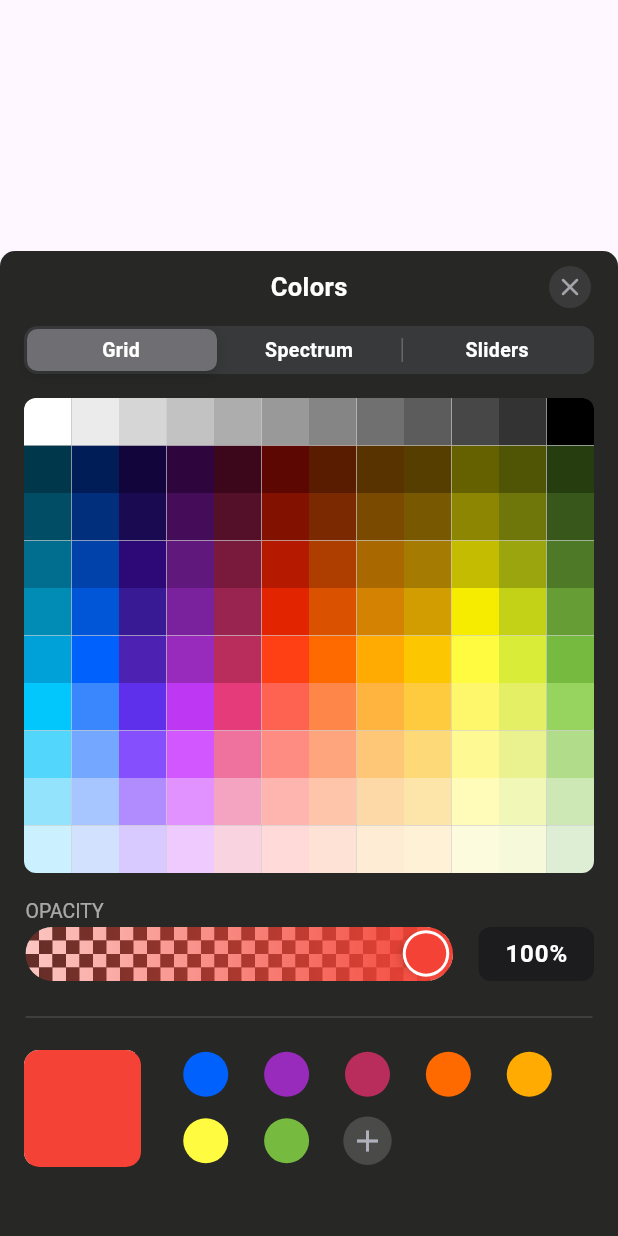
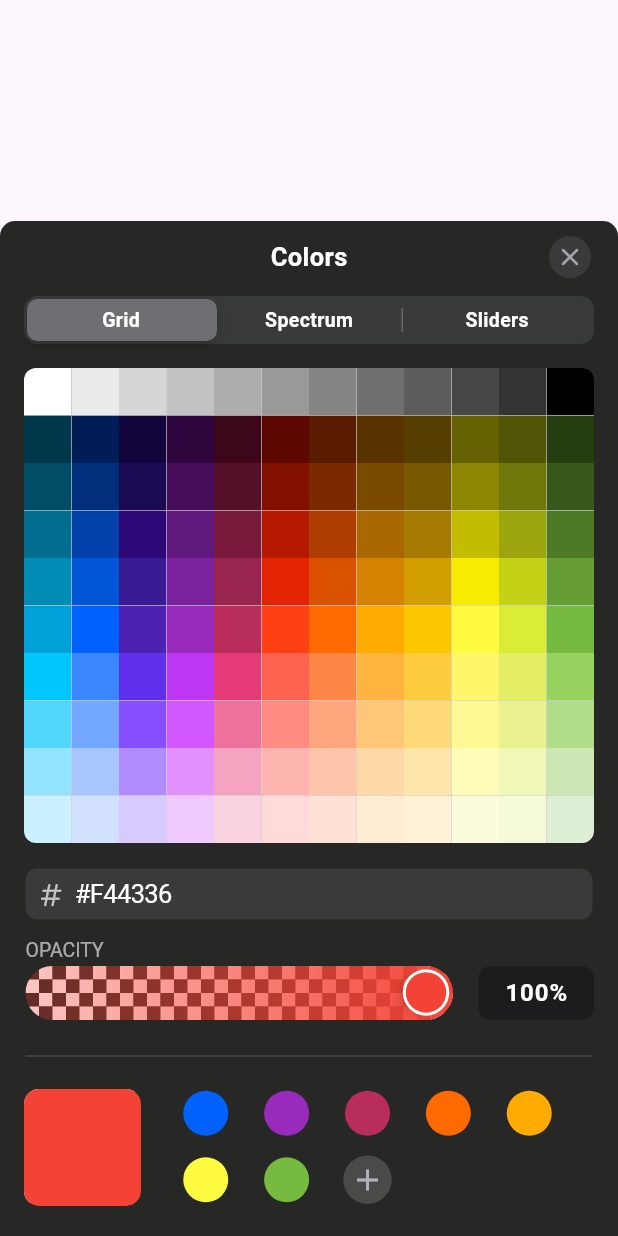
Before and after one commit to mraslamiii/flutter_ios_picker, a Flutter app: the IosColorPicker widget shown alone on an empty page, opened directly with empty values, on a phone screen of 412 x 824 dp. Run offline on Flutter 3.47's test engine with Material 3 defaults, Android fonts, the phone set to English and light mode, and no system bars; our stand-ins replace flutter_svg, plugin_platform_interface, shared_preferences, smooth_page_indicator; missing offline and left inert: super_tooltip; accounts and stored records are empty.

Commit message:
add color code

```diff
--- a/lib/custom_picker/ios_color_picker.dart
+++ b/lib/custom_picker/ios_color_picker.dart
@@ -1,7 +1,9 @@
+import 'package:flutter/cupertino.dart';
 import 'package:flutter/material.dart';
 import 'package:ios_color_picker/custom_picker/pickers/slider_picker/slider_helper.dart';
 import 'package:ios_color_picker/custom_picker/pickers_selector_row.dart';
 import 'package:ios_color_picker/custom_picker/shared.dart';
+
 import 'color_observer.dart';
 import 'helpers/cache_helper.dart';
 import 'history_colors.dart';
@@ -21,10 +23,35 @@ class IosColorPicker extends StatefulWidget {
 }
 
 class _IosColorPickerState extends State<IosColorPicker> {
+  late TextEditingController _hexController;
+
   @override
   void initState() {
     CacheHelper.init();
+    _hexController = TextEditingController();
     super.initState();
+  }
+
+  @override
+  void dispose() {
+    super.dispose();
+    _hexController.dispose();
+  }
+
+  Color? _parseHex(String input, {double alpha = 1.0}) {
+    final hex = input.replaceAll('#', '').trim();
+    if (hex.length == 6) {
+      final int? colorValue = int.tryParse(hex, radix: 16);
+      if (colorValue != null) {
+        return Color(((0xFF * 256 * 256 * 256) | colorValue)).withOpacity(alpha);
+      }
+    }
+    return null;
+  }
+
+  String _toHex(Color color) {
+    final hex = (color.value & 0xFFFFFF).toRadixString(16).padLeft(6, '0');
+    return '#${hex.toUpperCase()}';
   }
 
   @override
@@ -43,7 +70,7 @@ class _IosColorPickerState extends State<IosColorPicker> {
         ),
         Container(
           width: maxWidth(context),
-          height: 340 + componentsHeight(context),
+          height: 360 + componentsHeight(context),
           decoration: BoxDecoration(
             color: backgroundColor.withValues(alpha: 0.98),
             borderRadius: BorderRadius.only(
@@ -72,17 +99,14 @@ class _IosColorPickerState extends State<IosColorPicker> {
                     Text(
                       'Colors',
                       style: Theme.of(context).textTheme.bodyMedium?.copyWith(
-                          fontSize: 17,
-                          color: Colors.white,
-                          fontWeight: FontWeight.w700),
+                          fontSize: 17, color: Colors.white, fontWeight: FontWeight.w700),
                     ),
                     IconButton(
                       highlightColor: Colors.transparent,
                       onPressed: () => Navigator.pop(context),
                       icon: Container(
                         padding: EdgeInsets.all(4),
-                        decoration: BoxDecoration(
-                            color: Color(0xff3A3A3B), shape: BoxShape.circle),
+                        decoration: BoxDecoration(color: Color(0xff3A3A3B), shape: BoxShape.circle),
                         child: Icon(
                           Icons.close_rounded,
                           color: Color(0xffA4A4AA),
@@ -96,14 +120,57 @@ class _IosColorPickerState extends State<IosColorPicker> {
               PickersSelectorRow(
                 onColorChanged: widget.onColorSelected,
               ),
+              Padding(
+                padding: const EdgeInsets.only(
+                  left: 17,
+                  right: 17,
+                  bottom: 12,
+                ),
+                child: ValueListenableBuilder<Color>(
+                  valueListenable: colorController,
+                  builder: (context, color, _) {
+                    final String hexString = _toHex(color);
+                    if (_hexController.text.toUpperCase() != hexString) {
+                      _hexController.text = hexString;
+                    }
+                    return CupertinoTextField(
+                      controller: _hexController,
+                      placeholder: "#RRGGBB",
+                      style: const TextStyle(color: Colors.white),
+                      decoration: BoxDecoration(
+                        color: const Color(0xFF3A3A3B),
+                        borderRadius: BorderRadius.circular(8),
+                      ),
+                      prefix: const Padding(
+                        padding: EdgeInsets.only(left: 8),
+                        child: Icon(
+                          CupertinoIcons.number,
+                          color: Colors.white70,
+                          size: 18,
+                        ),
+                      ),
+                      onChanged: (val) {
+                        final parsed = _parseHex(val);
+                        if (parsed != null) {
+                          final newColor = parsed.withOpacity(color.opacity);
+                          colorController.value = newColor;
+                          widget.onColorSelected(newColor);
+                        }
+                      },
+                    );
+                  },
+                ),
+              ),
 
               ///ALL
               Padding(
                 padding: const EdgeInsets.symmetric(horizontal: 17.0),
                 child: Text(
                   'OPACITY',
-                  style: Theme.of(context).textTheme.titleLarge?.copyWith(
-                      fontSize: 13, color: Colors.white.withValues(alpha: 0.6)),
+                  style: Theme.of(context)
+                      .textTheme
+                      .titleLarge
+                      ?.copyWith(fontSize: 13, color: Colors.white.withValues(alpha: 0.6)),
                 ),
               ),
               Row(
@@ -111,15 +178,13 @@ class _IosColorPickerState extends State<IosColorPicker> {
                 children: [
                   Expanded(
                     child: Padding(
-                      padding: const EdgeInsets.symmetric(
-                          horizontal: 12.0, vertical: 2),
+                      padding: const EdgeInsets.symmetric(horizontal: 12.0, vertical: 2),
                       child: SizedBox(
                         height: 36.0,
                         child: ValueListenableBuilder<Color>(
                           valueListenable: colorController,
                           builder: (context, color, child) {
-                            return ColorPickerSlider(
-                                TrackType.alpha, HSVColor.fromColor(color),
+                            return ColorPickerSlider(TrackType.alpha, HSVColor.fromColor(color),
                                 small: false, (v) {
                               colorController.updateOpacity(v.alpha);
                               widget.onColorSelected(colorController.value);
@@ -135,22 +200,18 @@ class _IosColorPickerState extends State<IosColorPicker> {
                     margin: const EdgeInsets.only(right: 16, left: 16),
                     alignment: Alignment.center,
                     decoration: const BoxDecoration(
-                        color: valueColor,
-                        borderRadius: BorderRadius.all(Radius.circular(8))),
+                        color: valueColor, borderRadius: BorderRadius.all(Radius.circular(8))),
                     child: ValueListenableBuilder<Color>(
                       valueListenable: colorController,
                       builder: (context, color, child) {
                         int alpha = (color.a * 100).toInt();
                         return Text(
                           "$alpha%",
-                          style: Theme.of(context)
-                              .textTheme
-                              .bodySmall
-                              ?.copyWith(
-                                  fontSize: 16,
-                                  letterSpacing: 0.6,
-                                  color: Colors.white,
-                                  fontWeight: FontWeight.w600),
+                          style: Theme.of(context).textTheme.bodySmall?.copyWith(
+                              fontSize: 16,
+                              letterSpacing: 0.6,
+                              color: Colors.white,
+                              fontWeight: FontWeight.w600),
                         );
                       },
                     ),
```
Also changed, not shown: 4 other files.
